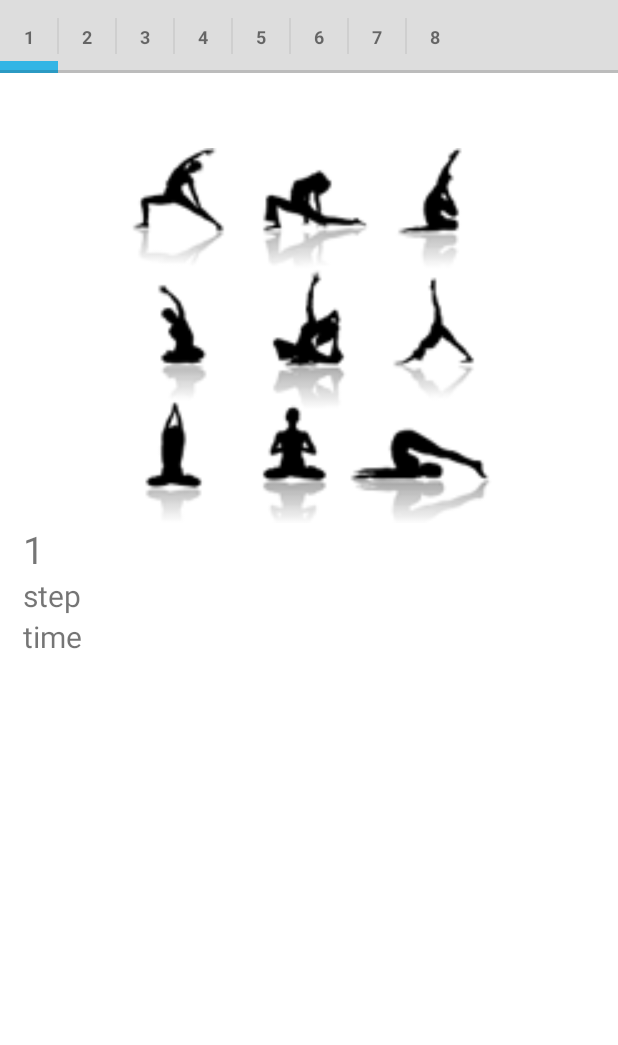
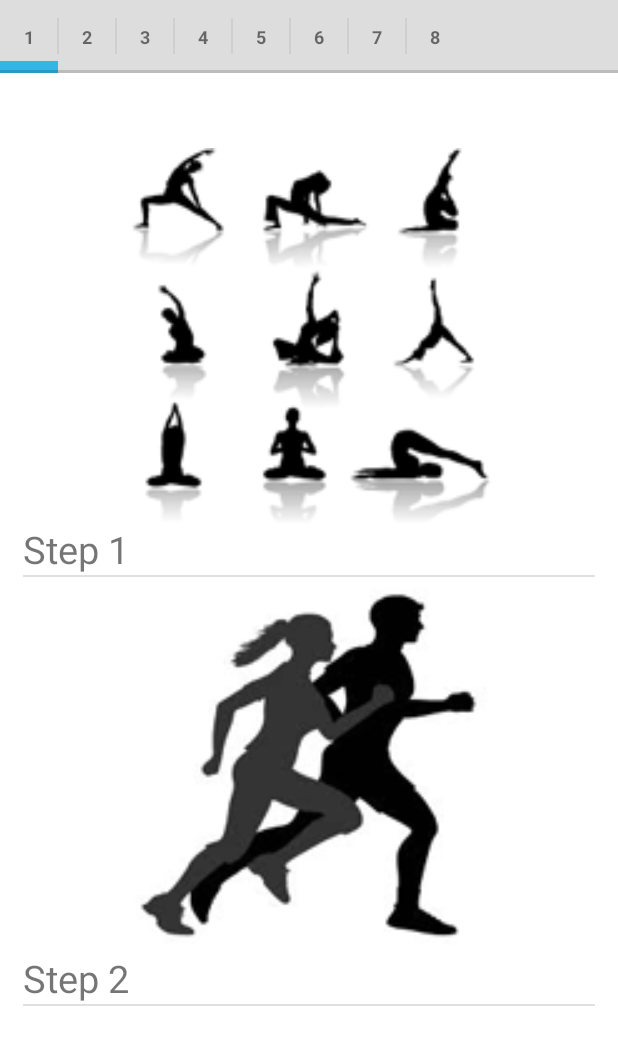
Before and after one commit to pirave/myACL, an Android app: the SlidingTabsBasicFragment screen opened directly, with no data from a screen before it, on a phone screen of 412 x 824 dp. Shown: the top 1045 px of the screen. Run offline under Robolectric (Android 15) with nearby library versions, the light colour scheme and no system bars.

Commit message:
add list in the exercise page if more than on step with pictures

```diff
--- /dev/null
+++ b/app/src/main/java/com/mobile/app/myacl/exerciseShow/CustomAdapter.java
@@ -0,0 +1,78 @@
+package com.mobile.app.myacl.exerciseShow;
+
+/**
+ * Created by Alaa on 2/23/2015.
+ */
+import android.content.Context;
+import android.graphics.Bitmap;
+import android.graphics.BitmapFactory;
+import android.view.LayoutInflater;
+import android.view.View;
+import android.view.View.OnClickListener;
+import android.view.ViewGroup;
+import android.widget.BaseAdapter;
+import android.widget.ImageView;
+import android.widget.TextView;
+import android.widget.Toast;
+
+import com.mobile.app.myacl.R;
+
+import java.io.IOException;
+import java.io.InputStream;
+
+public class CustomAdapter extends BaseAdapter{
+    String [] result;
+    Context context;
+    Bitmap [] imageId;
+    private static LayoutInflater inflater=null;
+    public CustomAdapter(Context context, String[] prgmNameList, Bitmap[] prgmImages) {
+        // TODO Auto-generated constructor stub
+        result=prgmNameList;
+        imageId=prgmImages;
+        inflater = ( LayoutInflater )context.
+                getSystemService(Context.LAYOUT_INFLATER_SERVICE);
+    }
+    @Override
+    public int getCount() {
+        // TODO Auto-generated method stub
+        return result.length;
+    }
+
+    @Override
+    public Object getItem(int position) {
+        // TODO Auto-generated method stub
+        return position;
+    }
+
+    @Override
+    public long getItemId(int position) {
+        // TODO Auto-generated method stub
+        return position;
+    }
+
+    public class Holder
+    {
+        TextView tv;
+        ImageView img;
+    }
+    @Override
+    public View getView(final int position, View convertView, ViewGroup parent) {
+        // TODO Auto-generated method stub
+        Holder holder=new Holder();
+        View rowView;
+        rowView = inflater.inflate(R.layout.exercise_list, null);
+        holder.tv=(TextView) rowView.findViewById(R.id.textView1);
+        holder.img=(ImageView) rowView.findViewById(R.id.imageView1);
+        holder.tv.setText(result[position]);
+        holder.img.setImageBitmap(imageId[position]);
+        rowView.setOnClickListener(new OnClickListener() {
+            @Override
+            public void onClick(View v) {
+                // TODO Auto-generated method stub
+                Toast.makeText(context, "You Clicked "+result[position], Toast.LENGTH_LONG).show();
+            }
+        });
+        return rowView;
+    }
+
+}
--- a/app/src/main/java/com/mobile/app/myacl/exerciseShow/SlidingTabsBasicFragment.java
+++ b/app/src/main/java/com/mobile/app/myacl/exerciseShow/SlidingTabsBasicFragment.java
@@ -1,6 +1,7 @@
 
 package com.mobile.app.myacl.exerciseShow;
 
+import android.content.Context;
 import android.graphics.Bitmap;
 import android.graphics.BitmapFactory;
 import android.os.Bundle;
@@ -11,6 +12,7 @@ import android.view.LayoutInflater;
 import android.view.View;
 import android.view.ViewGroup;
 import android.widget.ImageView;
+import android.widget.ListView;
 import android.widget.TextView;
 
 import com.mobile.app.myacl.DatabaseManager.ProtocolDB;
@@ -117,18 +119,37 @@ public class SlidingTabsBasicFragment extends Fragment {
             container.addView(view);
 
             // Retrieve a TextView from the inflated View, and update it's text
-            TextView title = (TextView) view.findViewById(R.id.item_title);
-            title.setText(tabs[position]);
-            ImageView image1= (ImageView)  view.findViewById(R.id.imagee);
+            //TextView title = (TextView) view.findViewById(R.id.item_title);
+           // title.setText(tabs[position]);
+           // ImageView image1= (ImageView)  view.findViewById(R.id.imagee);
+            String [] prgmImages={"images/e1.png","images/e2.png"};
+            String [] prgmNameList={"Step 1","Step 2"};
+            Context context=getActivity();
+            ListView lv;
+            Bitmap [] im = new Bitmap[2];
 
-            try {
+for (int i=0; i< prgmImages.length;i++) {
+    try {
+        InputStream path = getActivity().getAssets().open(prgmImages[i]);
+        Bitmap bit = BitmapFactory.decodeStream(path);
+        im[i] = bit;
+    } catch (IOException e) {
+        // TODO Auto-generated catch block
+        e.printStackTrace();
+    }
+}
+
+            lv=(ListView) view.findViewById(R.id.listView);
+            lv.setAdapter(new CustomAdapter(context, prgmNameList,im));
+
+           /* try {
                 InputStream path = getActivity().getAssets().open("images/e1.png");
                 Bitmap bit = BitmapFactory.decodeStream(path);
                 image1.setImageBitmap(bit);
             } catch (IOException e) {
                 // TODO Auto-generated catch block
                 e.printStackTrace();
-            }
+            }*/
 
 
             // Return the View
--- /dev/null
+++ b/app/src/main/res/layout/exercise_list.xml
@@ -0,0 +1,25 @@
+<?xml version="1.0" encoding="utf-8"?>
+<LinearLayout xmlns:android="http://schemas.android.com/apk/res/android"
+    android:layout_width="match_parent"
+    android:layout_height="match_parent"
+    android:orientation="horizontal" >
+<RelativeLayout
+    android:layout_width="match_parent"
+    android:layout_height="wrap_content">
+    <ImageView
+        android:id="@+id/imageView1"
+        android:layout_width="250dp"
+        android:layout_height="250dp"
+        android:layout_gravity="center_horizontal"
+        android:src="@drawable/ic_launcher"
+        android:layout_centerHorizontal="true" />
+    <TextView
+        android:id="@+id/textView1"
+        android:layout_below="@+id/imageView1"
+        android:layout_width="wrap_content"
+        android:layout_height="wrap_content"
+        android:textSize="25dp"
+        android:text="TextView"
+         />
+</RelativeLayout>
+</LinearLayout>
--- a/app/src/main/res/layout/exercise_page.xml
+++ b/app/src/main/res/layout/exercise_page.xml
@@ -10,34 +10,13 @@
         android:paddingTop="50dp"
         android:paddingRight="15dp"
         android:paddingLeft="15dp">
-    <ImageView
-        android:id="@+id/imagee"
-        android:layout_width="250dp"
-        android:layout_height="250dp"
-        android:layout_alignParentTop="true"
-        android:layout_centerHorizontal="true" />
 
-    <TextView
-        android:id="@+id/item_title"
-        android:text="heading"
-        android:layout_below="@id/imagee"
-        android:layout_width="wrap_content"
-        android:layout_height="wrap_content"
-        android:textSize="25sp" />
+        <ListView
+            android:id="@+id/listView"
+            android:layout_width="fill_parent"
+            android:layout_height="fill_parent" >
+        </ListView>
 
-    <TextView
-        android:id="@+id/item_step"
-        android:text="step"
-        android:layout_below="@id/item_title"
-        android:layout_width="wrap_content"
-        android:layout_height="wrap_content"
-        android:textSize="20sp" />
-        <TextView
-            android:id="@+id/item_time"
-            android:text="time"
-            android:layout_below="@id/item_step"
-            android:layout_width="wrap_content"
-            android:layout_height="wrap_content"
-            android:textSize="20sp" />
+
     </RelativeLayout>
 </LinearLayout>
```
